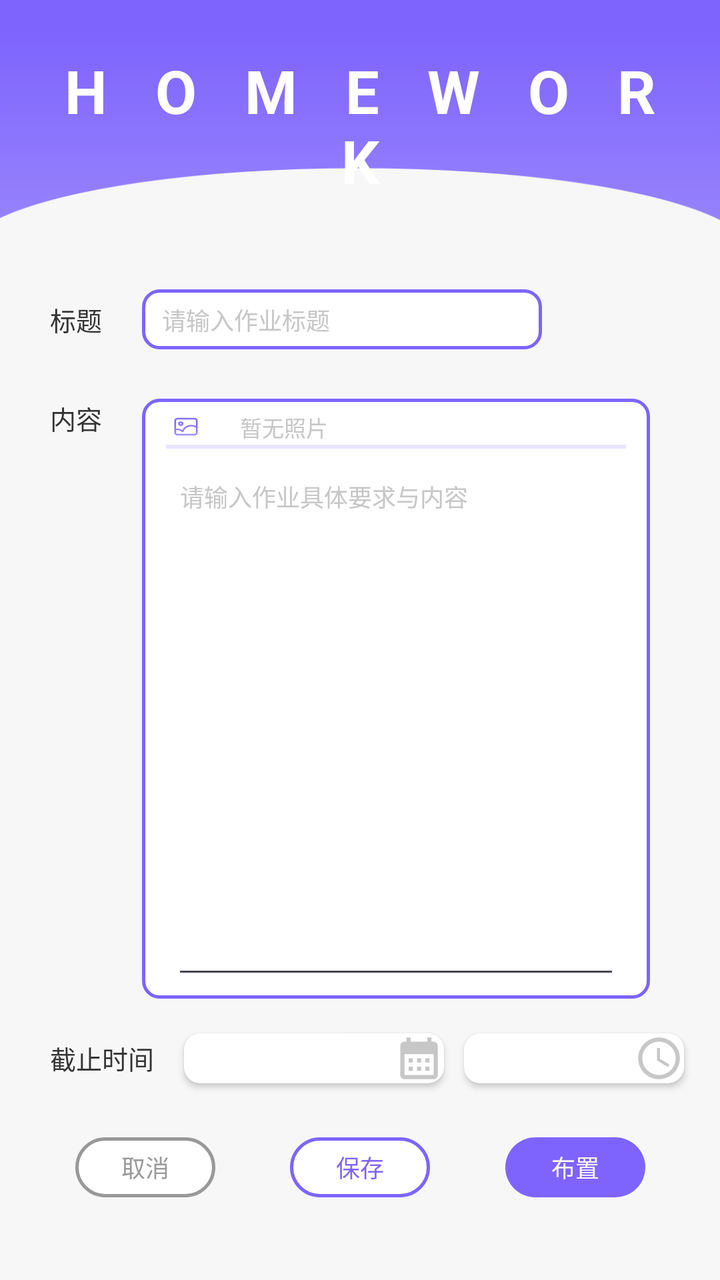
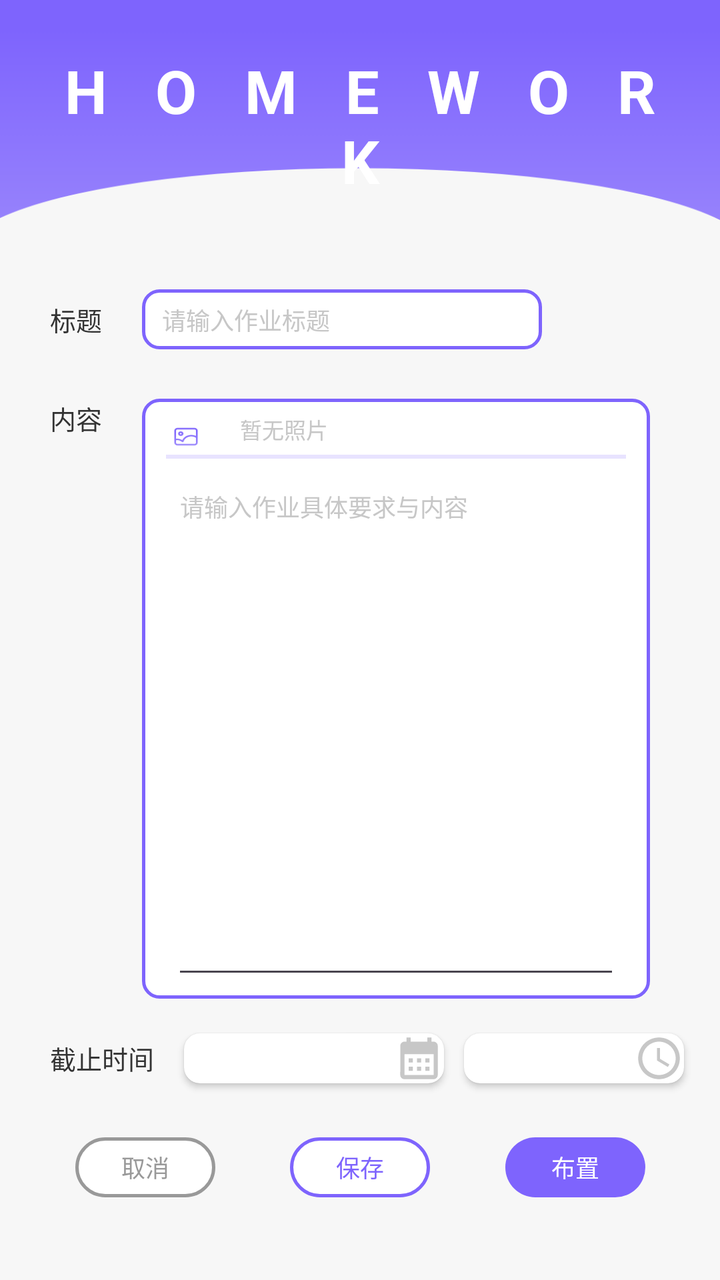

Compare the two renders of this Android layout. The source of the first and the diff that turns it into the second are given below.
<!-- AndroidManifest.xml: application theme Theme.AIDraw -->
<!-- res/layout/activity_homework.xml -->
<?xml version="1.0" encoding="utf-8"?>
<androidx.constraintlayout.widget.ConstraintLayout xmlns:android="http://schemas.android.com/apk/res/android"
    xmlns:app="http://schemas.android.com/apk/res-auto"
    xmlns:tools="http://schemas.android.com/tools"
    android:layout_width="match_parent"
    android:layout_height="match_parent"
    android:background="#F7F7F7"
    tools:context=".CommunityFragment">

    <View
        android:id="@+id/view"
        android:layout_width="match_parent"
        android:layout_height="110dp"
        android:background="@drawable/homework_and_points_top"
        app:layout_constraintTop_toTopOf="parent" />

    <TextView
        android:id="@+id/textView"
        android:layout_width="match_parent"
        android:layout_height="wrap_content"
        android:layout_marginTop="25dp"
        android:gravity="center"
        android:letterSpacing="0.8"
        android:text="HOMEWORK"
        android:textColor="#FFFFFFFF"
        android:textSize="30sp"
        android:textStyle="bold"
        app:layout_constraintTop_toTopOf="parent" />

    <ScrollView
        android:layout_width="0dp"
        android:layout_height="0dp"
        android:layout_marginTop="20dp"
        app:layout_constraintBottom_toBottomOf="parent"
        app:layout_constraintEnd_toEndOf="parent"
        app:layout_constraintStart_toStartOf="parent"
        app:layout_constraintTop_toBottomOf="@+id/view">

        <androidx.constraintlayout.widget.ConstraintLayout
            android:layout_width="match_parent"
            android:layout_height="match_parent">

            <TextView
                android:id="@+id/textView_title"
                android:layout_width="wrap_content"
                android:layout_height="wrap_content"
                android:textColor="#FF333333"
                android:textSize="13sp"
                android:text="标题"
                android:layout_marginTop="20dp"
                android:layout_marginLeft="25dp"
                app:layout_constraintTop_toTopOf="parent"
                app:layout_constraintStart_toStartOf="parent"/>

            <EditText
                android:id="@+id/title"
                android:layout_width="wrap_content"
                android:layout_height="30dp"
                android:minWidth="200dp"
                android:background="@drawable/edittext_8"
                android:textColor="#FFC7C7C7"
                android:textSize="12sp"
                android:text="请输入作业标题"
                android:lines="1"
                android:paddingLeft="10dp"
                android:layout_marginLeft="20dp"
                app:layout_constraintTop_toTopOf="@+id/textView_title"
                app:layout_constraintBottom_toBottomOf="@+id/textView_title"
                app:layout_constraintStart_toEndOf="@+id/textView_title"/>

            <TextView
                android:id="@+id/textView_content"
                android:layout_width="wrap_content"
                android:layout_height="wrap_content"
                android:textColor="#FF333333"
                android:textSize="13sp"
                android:text="内容"
                android:layout_marginTop="30dp"
                app:layout_constraintTop_toBottomOf="@+id/textView_title"
                app:layout_constraintStart_toStartOf="@+id/textView_title"/>

            <androidx.constraintlayout.widget.ConstraintLayout
                android:id="@+id/constraintLayout"
                android:layout_width="0dp"
                android:layout_height="300dp"
                android:background="@drawable/edittext_8"
                android:layout_marginLeft="20dp"
                android:layout_marginRight="35dp"
                app:layout_constraintTop_toTopOf="@+id/textView_content"
                app:layout_constraintStart_toEndOf="@+id/textView_content"
                app:layout_constraintBottom_toTopOf="@+id/textView_deadline"
                app:layout_constraintEnd_toEndOf="parent">

                <ImageView
                    android:id="@+id/imageView"
                    android:layout_width="14dp"
                    android:layout_height="12dp"
                    android:src="@drawable/ai_picture"
                    android:scaleType="fitXY"
                    android:layout_marginLeft="15dp"
                    android:layout_marginTop="8dp"
                    app:layout_constraintTop_toTopOf="parent"
                    app:layout_constraintStart_toStartOf="parent" />

                <TextView
                    android:id="@+id/homework_image"
                    android:layout_width="0dp"
                    android:layout_height="wrap_content"
                    android:layout_marginLeft="20dp"
                    android:layout_marginRight="20dp"
                    android:textColor="#FFC7C7C7"
                    android:textSize="11dp"
                    android:text="暂无照片"
                    app:layout_constraintStart_toEndOf="@+id/imageView"
                    app:layout_constraintTop_toTopOf="@+id/imageView"
                    app:layout_constraintBottom_toBottomOf="@+id/imageView"
                    app:layout_constraintEnd_toEndOf="parent"/>

                <View
                    android:id="@+id/view2"
                    android:layout_width="match_parent"
                    android:layout_height="2dp"
                    android:background="#FFE8E3FF"
                    android:layout_marginTop="3dp"
                    android:layout_marginLeft="12dp"
                    android:layout_marginRight="12dp"
                    app:layout_constraintTop_toBottomOf="@+id/imageView"
                    app:layout_constraintEnd_toEndOf="parent"
                    app:layout_constraintStart_toStartOf="parent" />

                <EditText
                    android:id="@+id/content"
                    android:layout_width="match_parent"
                    android:layout_height="0dp"
                    android:textColor="#FFC7C7C7"
                    android:textSize="12sp"
                    android:text="请输入作业具体要求与内容"
                    android:minLines="1"
                    android:gravity="top"
                    android:layout_marginTop="5dp"
                    android:layout_marginLeft="15dp"
                    android:layout_marginRight="15dp"
                    android:layout_marginBottom="5dp"
                    app:layout_constraintTop_toBottomOf="@+id/view2"
                    app:layout_constraintBottom_toBottomOf="parent"/>
            </androidx.constraintlayout.widget.ConstraintLayout>

            <TextView
                android:id="@+id/textView_deadline"
                android:layout_width="wrap_content"
                android:layout_height="wrap_content"
                android:textColor="#FF333333"
                android:textSize="13sp"
                android:text="截止时间"
                android:layout_marginTop="20dp"
                android:layout_marginBottom="30dp"
                app:layout_constraintStart_toStartOf="@+id/textView_content"
                app:layout_constraintTop_toBottomOf="@+id/constraintLayout"
                app:layout_constraintBottom_toTopOf="@+id/constraintLayout2"/>

            <androidx.cardview.widget.CardView
                android:id="@+id/constraintLayout_deadline_day"
                android:layout_width="130dp"
                android:layout_height="25dp"
                app:cardCornerRadius="8dp"
                android:background="#FFFFFFFF"
                android:layout_marginLeft="15dp"
                app:layout_constraintTop_toTopOf="@+id/textView_deadline"
                app:layout_constraintBottom_toBottomOf="@+id/textView_deadline"
                app:layout_constraintStart_toEndOf="@+id/textView_deadline">

                <androidx.constraintlayout.widget.ConstraintLayout
                    android:layout_width="match_parent"
                    android:layout_height="match_parent">

                    <TextView
                        android:id="@+id/deadline_day"
                        android:layout_width="wrap_content"
                        android:layout_height="match_parent"
                        android:textColor="#FF333333"
                        android:textSize="13sp"
                        android:gravity="center_vertical"
                        android:layout_marginLeft="10dp"
                        app:layout_constraintStart_toStartOf="parent"
                        app:layout_constraintTop_toTopOf="parent"
                        app:layout_constraintBottom_toBottomOf="parent"/>

                    <ImageView
                        android:id="@+id/imageView_day"
                        android:layout_width="25dp"
                        android:layout_height="25dp"
                        android:src="@drawable/baseline_calendar_month_24"
                        android:scaleType="fitXY"
                        app:layout_constraintEnd_toEndOf="parent"
                        app:layout_constraintTop_toTopOf="parent"
                        app:layout_constraintBottom_toBottomOf="parent"/>
                </androidx.constraintlayout.widget.ConstraintLayout>
            </androidx.cardview.widget.CardView>

            <androidx.cardview.widget.CardView
                android:id="@+id/constraintLayout_deadline_time"
                android:layout_width="110dp"
                android:layout_height="25dp"
                app:cardCornerRadius="8dp"
                android:background="#FFFFFFFF"
                android:layout_marginLeft="10dp"
                app:layout_constraintTop_toTopOf="@+id/textView_deadline"
                app:layout_constraintBottom_toBottomOf="@+id/textView_deadline"
                app:layout_constraintStart_toEndOf="@+id/constraintLayout_deadline_day">

                <androidx.constraintlayout.widget.ConstraintLayout
                    android:layout_width="match_parent"
                    android:layout_height="match_parent">

                    <TextView
                        android:id="@+id/deadline_time"
                        android:layout_width="wrap_content"
                        android:layout_height="match_parent"
                        android:textColor="#FF333333"
                        android:textSize="13sp"
                        android:gravity="center_vertical"
                        android:layout_marginLeft="10dp"
                        app:layout_constraintStart_toStartOf="parent"
                        app:layout_constraintTop_toTopOf="parent"
                        app:layout_constraintBottom_toBottomOf="parent"/>

                    <ImageView
                        android:id="@+id/imageView_time"
                        android:layout_width="25dp"
                        android:layout_height="25dp"
                        android:src="@drawable/baseline_access_time_24"
                        android:scaleType="fitXY"
                        app:layout_constraintEnd_toEndOf="parent"
                        app:layout_constraintTop_toTopOf="parent"
                        app:layout_constraintBottom_toBottomOf="parent"/>
                </androidx.constraintlayout.widget.ConstraintLayout>
            </androidx.cardview.widget.CardView>

            <androidx.constraintlayout.widget.ConstraintLayout
                android:id="@+id/constraintLayout2"
                android:layout_width="match_parent"
                android:layout_height="wrap_content"
                app:layout_constraintBottom_toBottomOf="parent">

                <TextView
                    android:id="@+id/cancel"
                    android:layout_width="70dp"
                    android:layout_height="30dp"
                    android:background="@drawable/point_3"
                    android:gravity="center"
                    android:text="取消"
                    android:textColor="#FF999999"
                    android:textSize="12sp"
                    app:layout_constraintEnd_toStartOf="@+id/save"
                    app:layout_constraintHorizontal_bias="0.5"
                    app:layout_constraintStart_toStartOf="parent"
                    app:layout_constraintTop_toTopOf="parent"
                    app:layout_constraintBottom_toBottomOf="parent" />

                <TextView
                    android:id="@+id/save"
                    android:layout_width="70dp"
                    android:layout_height="30dp"
                    android:background="@drawable/point_1"
                    android:gravity="center"
                    android:text="保存"
                    android:textColor="#FF7E64FD"
                    android:textSize="12sp"
                    app:layout_constraintEnd_toStartOf="@+id/send"
                    app:layout_constraintHorizontal_bias="0.5"
                    app:layout_constraintStart_toEndOf="@+id/cancel"
                    app:layout_constraintTop_toTopOf="parent"
                    app:layout_constraintBottom_toBottomOf="parent" />

                <TextView
                    android:id="@+id/send"
                    android:layout_width="70dp"
                    android:layout_height="30dp"
                    android:background="@drawable/point_2"
                    android:gravity="center"
                    android:text="布置"
                    android:textColor="#FFFFFFFF"
                    android:textSize="12sp"
                    app:layout_constraintEnd_toEndOf="parent"
                    app:layout_constraintHorizontal_bias="0.5"
                    app:layout_constraintStart_toEndOf="@+id/save"
                    app:layout_constraintTop_toTopOf="parent"
                    app:layout_constraintBottom_toBottomOf="parent" />
            </androidx.constraintlayout.widget.ConstraintLayout>
        </androidx.constraintlayout.widget.ConstraintLayout>
    </ScrollView>
</androidx.constraintlayout.widget.ConstraintLayout>
<!-- resources referenced by this layout -->
<resources>
  <!-- drawable ai_picture: png bitmap (drawable, 1239 bytes) -->
  <!-- drawable baseline_access_time_24 (drawable) -->
  <vector android:height="24dp" android:tint="#C7C7C7"
      android:viewportHeight="24" android:viewportWidth="24"
      android:width="24dp" xmlns:android="http://schemas.android.com/apk/res/android">
      <path android:fillColor="@android:color/white" android:pathData="M11.99,2C6.47,2 2,6.48 2,12s4.47,10 9.99,10C17.52,22 22,17.52 22,12S17.52,2 11.99,2zM12,20c-4.42,0 -8,-3.58 -8,-8s3.58,-8 8,-8 8,3.58 8,8 -3.58,8 -8,8z"/>
      <path android:fillColor="@android:color/white" android:pathData="M12.5,7H11v6l5.25,3.15 0.75,-1.23 -4.5,-2.67z"/>
  </vector>
  <!-- drawable baseline_calendar_month_24 (drawable) -->
  <vector android:height="24dp" android:tint="#C7C7C7"
      android:viewportHeight="24" android:viewportWidth="24"
      android:width="24dp" xmlns:android="http://schemas.android.com/apk/res/android">
      <path android:fillColor="@android:color/white" android:pathData="M19,4h-1V2h-2v2H8V2H6v2H5C3.89,4 3.01,4.9 3.01,6L3,20c0,1.1 0.89,2 2,2h14c1.1,0 2,-0.9 2,-2V6C21,4.9 20.1,4 19,4zM19,20H5V10h14V20zM9,14H7v-2h2V14zM13,14h-2v-2h2V14zM17,14h-2v-2h2V14zM9,18H7v-2h2V18zM13,18h-2v-2h2V18zM17,18h-2v-2h2V18z"/>
  </vector>
  <!-- drawable edittext_8 (drawable) -->
  <?xml version="1.0" encoding="utf-8"?>
  
  <shape xmlns:android="http://schemas.android.com/apk/res/android">
      <stroke
          android:width="1.5dp"
          android:color="#FF7E64FD"/>
  
      <solid
          android:color="#FFFFFF"/>
  
      <corners
          android:bottomLeftRadius="8dp"
          android:bottomRightRadius="8dp"
          android:topLeftRadius="8dp"
          android:topRightRadius="8dp"/>
  </shape>
  <!-- drawable homework_and_points_top: png bitmap (drawable, 6838 bytes) -->
  <!-- drawable point_1 (drawable) -->
  <?xml version="1.0" encoding="utf-8"?>
  
  <shape xmlns:android="http://schemas.android.com/apk/res/android">
      <stroke
          android:width="1.5dp"
          android:color="#FF7E64FD"/>
  
      <solid
          android:color="#FFFFFF"/>
  
      <corners
          android:bottomLeftRadius="39dp"
          android:bottomRightRadius="39dp"
          android:topLeftRadius="39dp"
          android:topRightRadius="39dp"/>
  </shape>
  <!-- drawable point_2 (drawable) -->
  <?xml version="1.0" encoding="utf-8"?>
  
  <shape xmlns:android="http://schemas.android.com/apk/res/android">
  
      <solid
          android:color="#FF7E64FD"/>
  
      <corners
          android:bottomLeftRadius="39dp"
          android:bottomRightRadius="39dp"
          android:topLeftRadius="39dp"
          android:topRightRadius="39dp"/>
  </shape>
  <!-- drawable point_3 (drawable) -->
  <?xml version="1.0" encoding="utf-8"?>
  
  <shape xmlns:android="http://schemas.android.com/apk/res/android">
      <stroke
          android:width="1.5dp"
          android:color="#999999"/>
  
      <solid
          android:color="#FFFFFF"/>
  
      <corners
          android:bottomLeftRadius="39dp"
          android:bottomRightRadius="39dp"
          android:topLeftRadius="39dp"
          android:topRightRadius="39dp"/>
  </shape>
  <style name="Theme.AIDraw" parent="Base.Theme.AIDraw" />
  <style name="Base.Theme.AIDraw" parent="Theme.Material3.DayNight.NoActionBar">
          
          
      </style>
</resources>

<!-- the commit's change to res/layout/activity_homework.xml (unified diff, before → after) -->
@@ -99,7 +99,8 @@
                     android:scaleType="fitXY"
                     android:layout_marginLeft="15dp"
                     android:layout_marginTop="8dp"
-                    app:layout_constraintTop_toTopOf="parent"
+                    app:layout_constraintTop_toTopOf="@+id/homework_image"
+                    app:layout_constraintBottom_toBottomOf="@+id/homework_image"
                     app:layout_constraintStart_toStartOf="parent" />
 
                 <TextView
@@ -111,9 +112,9 @@
                     android:textColor="#FFC7C7C7"
                     android:textSize="11dp"
                     android:text="暂无照片"
+                    app:layout_constraintTop_toTopOf="parent"
+                    app:layout_constraintBottom_toBottomOf="@+id/view2"
                     app:layout_constraintStart_toEndOf="@+id/imageView"
-                    app:layout_constraintTop_toTopOf="@+id/imageView"
-                    app:layout_constraintBottom_toBottomOf="@+id/imageView"
                     app:layout_constraintEnd_toEndOf="parent"/>
 
                 <View
